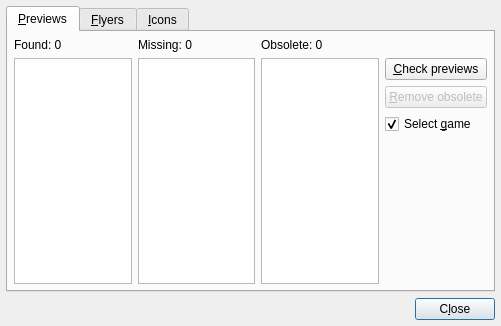
Old version of the form imgcheck.ui in the repository qmc2/qmc2-mame-fe.
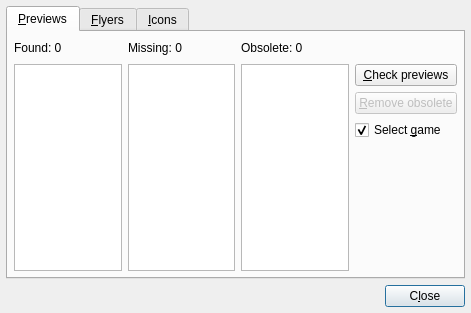
New version of the form. Icons and pictures are not drawn.

Commit message: imp: minor layout improvements

Diff of the .ui file:
```diff
--- a/imgcheck.ui
+++ b/imgcheck.ui
@@ -7,8 +7,8 @@
    <rect>
     <x>0</x>
     <y>0</y>
-    <width>501</width>
-    <height>326</height>
+    <width>471</width>
+    <height>313</height>
    </rect>
   </property>
   <property name="windowTitle">
@@ -24,7 +24,7 @@
        </property>
        <property name="sizeHint" stdset="0">
         <size>
-         <width>321</width>
+         <width>40</width>
          <height>20</height>
         </size>
        </property>
@@ -57,22 +57,34 @@
       </attribute>
       <layout class="QGridLayout" name="gridLayout_2">
        <item row="0" column="0">
-        <layout class="QGridLayout" name="gridLayout_1">
-         <item row="0" column="0" rowspan="2">
+        <layout class="QGridLayout" name="gridLayout_99">
+         <item row="0" column="0">
           <widget class="QLabel" name="labelPreviewsFound">
+           <property name="sizePolicy">
+            <sizepolicy hsizetype="Preferred" vsizetype="Fixed">
+             <horstretch>0</horstretch>
+             <verstretch>0</verstretch>
+            </sizepolicy>
+           </property>
            <property name="text">
             <string>Found: 0</string>
            </property>
           </widget>
          </item>
-         <item row="0" column="1" rowspan="2">
+         <item row="0" column="1">
           <widget class="QLabel" name="labelPreviewsMissing">
+           <property name="sizePolicy">
+            <sizepolicy hsizetype="Preferred" vsizetype="Fixed">
+             <horstretch>0</horstretch>
+             <verstretch>0</verstretch>
+            </sizepolicy>
+           </property>
            <property name="text">
             <string>Missing: 0</string>
            </property>
           </widget>
          </item>
-         <item row="0" column="2" rowspan="2" colspan="2">
+         <item row="0" column="2">
           <widget class="QLabel" name="labelPreviewsObsolete">
            <property name="sizePolicy">
             <sizepolicy hsizetype="Preferred" vsizetype="Fixed">
@@ -85,55 +97,16 @@
            </property>
           </widget>
          </item>
-         <item row="2" column="0" rowspan="5">
+         <item row="1" column="0" rowspan="4">
           <widget class="QListWidget" name="listWidgetPreviewsFound"/>
          </item>
-         <item row="2" column="1" rowspan="5">
+         <item row="1" column="1" rowspan="4">
           <widget class="QListWidget" name="listWidgetPreviewsMissing"/>
          </item>
-         <item row="2" column="2" rowspan="5">
+         <item row="1" column="2" rowspan="4">
           <widget class="QListWidget" name="listWidgetPreviewsObsolete"/>
          </item>
-         <item row="6" column="3">
-          <spacer>
-           <property name="orientation">
-            <enum>Qt::Vertical</enum>
-           </property>
-           <property name="sizeHint" stdset="0">
-            <size>
-             <width>20</width>
-             <height>40</height>
-            </size>
-           </property>
-          </spacer>
-         </item>
-         <item row="5" column="3">
-          <widget class="QCheckBox" name="checkBoxPreviewsSelectGame">
-           <property name="toolTip">
-            <string>Select game in game list if selected in check lists?</string>
-           </property>
-           <property name="text">
-            <string>Select &amp;game</string>
-           </property>
-           <property name="checked">
-            <bool>true</bool>
-           </property>
-          </widget>
-         </item>
-         <item row="4" column="3">
-          <widget class="QPushButton" name="pushButtonPreviewsRemoveObsolete">
-           <property name="enabled">
-            <bool>false</bool>
-           </property>
-           <property name="toolTip">
-            <string>Remove obsolete preview images</string>
-           </property>
-           <property name="text">
-            <string>&amp;Remove obsolete</string>
-           </property>
-          </widget>
-         </item>
-         <item row="2" column="3" rowspan="2">
+         <item row="1" column="3" colspan="2">
           <widget class="QPushButton" name="pushButtonPreviewsCheck">
            <property name="toolTip">
             <string>Check preview images / stop check</string>
@@ -143,6 +116,58 @@
            </property>
           </widget>
          </item>
+         <item row="3" column="3" colspan="2">
+          <widget class="QCheckBox" name="checkBoxPreviewsSelectGame">
+           <property name="toolTip">
+            <string>Select game in game list if selected in check lists?</string>
+           </property>
+           <property name="text">
+            <string>Select &amp;game</string>
+           </property>
+           <property name="checked">
+            <bool>true</bool>
+           </property>
+          </widget>
+         </item>
+         <item row="4" column="3" colspan="2">
+          <spacer>
+           <property name="orientation">
+            <enum>Qt::Vertical</enum>
+           </property>
+           <property name="sizeHint" stdset="0">
+            <size>
+             <width>20</width>
+             <height>40</height>
+            </size>
+           </property>
+          </spacer>
+         </item>
+         <item row="0" column="3" colspan="2">
+          <spacer name="horizontalSpacer">
+           <property name="orientation">
+            <enum>Qt::Horizontal</enum>
+           </property>
+           <property name="sizeHint" stdset="0">
+            <size>
+             <width>40</width>
+             <height>20</height>
+            </size>
+           </property>
+          </spacer>
+         </item>
+         <item row="2" column="3" colspan="2">
+          <widget class="QPushButton" name="pushButtonPreviewsRemoveObsolete">
+           <property name="enabled">
+            <bool>false</bool>
+           </property>
+           <property name="toolTip">
+            <string>Remove obsolete preview images</string>
+           </property>
+           <property name="text">
+            <string>&amp;Remove obsolete</string>
+           </property>
+          </widget>
+         </item>
         </layout>
        </item>
       </layout>
```
Left out of the diff: 68 changed lines with no effect on the pictures. The commit also changes 1 other file.
